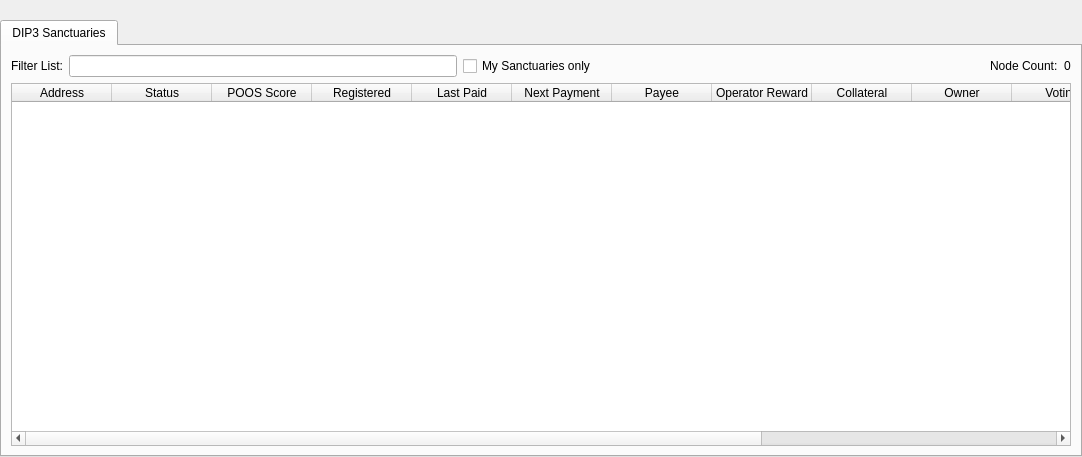
The window that src/qt/forms/masternodelist.ui (biblepay/biblepay) describes before a commit, drawn with Qt 5.
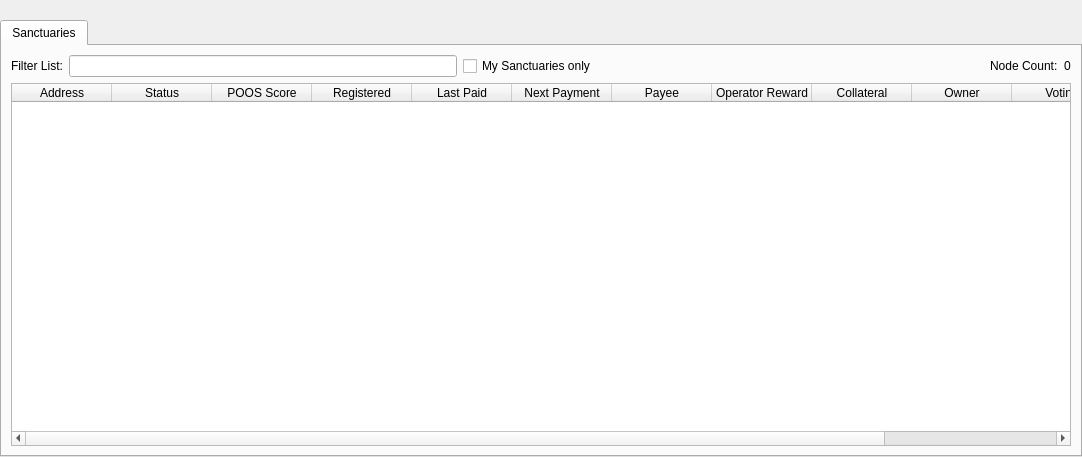
The same window after the commit.

Diff of the .ui file:
```diff
--- a/src/qt/forms/masternodelist.ui
+++ b/src/qt/forms/masternodelist.ui
@@ -42,7 +42,7 @@
        </property>
        <widget class="QWidget" name="tabDIP3Masternodes">
         <attribute name="title">
-         <string>DIP3 Sanctuaries</string>
+         <string>Sanctuaries</string>
         </attribute>
         <layout class="QGridLayout" name="gridLayout_3">
          <item row="0" column="0">
@@ -127,7 +127,7 @@
             <bool>true</bool>
            </property>
            <property name="columnCount">
-            <number>14</number>
+            <number>12</number>
            </property>
            <attribute name="horizontalHeaderStretchLastSection">
             <bool>true</bool>
@@ -192,8 +192,6 @@
              <string>Child Biography URL</string>
             </property>
            </column>
-           <column/>
-           <column/>
           </widget>
          </item>
         </layout>
```
